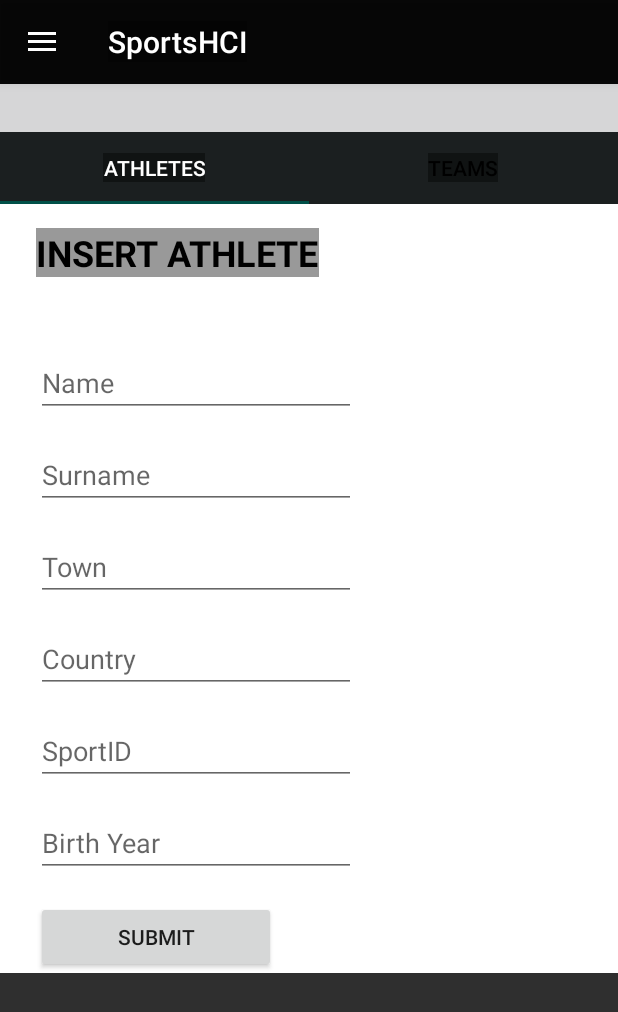
After one commit to Jorgy27/SportsHCI, an Android app: the fragment AthletesAndTeams placed in its activity, on a phone screen of 412 x 824 dp. The commit adds this screen. Shown: the top 1012 px of the screen. Run offline under Robolectric (Android 15) with nearby library versions, the phone set to English and light mode, and no system bars; our stand-ins replace Room's generated code; 2 statements that could not run were skipped.

Commit message:
Athletes and Teams UI P/L

```diff
--- /dev/null
+++ b/app/src/main/java/com/example/sportshci/Athletes/AddAthlete.java
@@ -0,0 +1,35 @@
+package com.example.sportshci.Athletes;
+
+import android.os.Bundle;
+import android.view.LayoutInflater;
+import android.view.View;
+import android.view.ViewGroup;
+import android.widget.LinearLayout;
+
+import androidx.fragment.app.Fragment;
+import androidx.recyclerview.widget.DefaultItemAnimator;
+
+import com.example.sportshci.R;
+import com.google.android.material.tabs.TabLayout;
+
+public class AddAthlete extends Fragment {
+
+    public void AddAthlete()
+    {
+
+    }
+
+    @Override
+    public void onCreate(Bundle savedInstanceState) {
+        super.onCreate(savedInstanceState);
+    }
+
+    @Override
+    public View onCreateView(LayoutInflater inflater, ViewGroup container,
+                             Bundle savedInstanceState) {
+        // Inflate the layout for this fragment
+        View view = inflater.inflate(R.layout.fragment_add_athlete, container, false);
+
+        return view;
+    }
+}
--- /dev/null
+++ b/app/src/main/java/com/example/sportshci/Athletes/AddTeam.java
@@ -0,0 +1,30 @@
+package com.example.sportshci.Athletes;
+
+import android.os.Bundle;
+
+import androidx.fragment.app.Fragment;
+
+import android.view.LayoutInflater;
+import android.view.View;
+import android.view.ViewGroup;
+
+import com.example.sportshci.R;
+
+public class AddTeam extends Fragment {
+
+    public void AddTeam()
+    {
+
+    }
+    @Override
+    public void onCreate(Bundle savedInstanceState) {
+        super.onCreate(savedInstanceState);
+    }
+
+    @Override
+    public View onCreateView(LayoutInflater inflater, ViewGroup container,
+                             Bundle savedInstanceState) {
+        // Inflate the layout for this fragment
+        return inflater.inflate(R.layout.fragment_add_team, container, false);
+    }
+}
--- /dev/null
+++ b/app/src/main/java/com/example/sportshci/Athletes/AthletesAndTeams.java
@@ -0,0 +1,71 @@
+package com.example.sportshci.Athletes;
+
+import android.app.Activity;
+import android.app.Notification;
+import android.content.res.Configuration;
+import android.os.Bundle;
+
+import androidx.annotation.NonNull;
+import androidx.fragment.app.Fragment;
+import androidx.fragment.app.FragmentManager;
+import androidx.recyclerview.widget.RecyclerView;
+import androidx.viewpager.widget.ViewPager;
+
+import android.view.LayoutInflater;
+import android.view.View;
+import android.view.ViewGroup;
+
+import com.example.sportshci.R;
+import com.google.android.material.tabs.TabItem;
+import com.google.android.material.tabs.TabLayout;
+
+public class AthletesAndTeams extends Fragment {
+
+    public AthletesAndTeams() {
+        // Required empty public constructor
+    }
+
+    @Override
+    public void onCreate(Bundle savedInstanceState) {
+        super.onCreate(savedInstanceState);
+
+    }
+
+    @Override
+    public View onCreateView(LayoutInflater inflater, ViewGroup container,
+                             Bundle savedInstanceState) {
+        View view = inflater.inflate(R.layout.fragment_athletes_and_teams, container, false);
+
+        if(getResources().getConfiguration().orientation == Configuration.ORIENTATION_PORTRAIT)
+        {
+            TabLayout tabs = view.findViewById(R.id.myTabs);
+            ViewPager viewPager = view.findViewById(R.id.viewPager);
+            ViewPagerAdapter viewPagerAdapter = new ViewPagerAdapter(getParentFragmentManager(),tabs.getTabCount());
+            viewPager.setAdapter(viewPagerAdapter);
+            tabs.addOnTabSelectedListener(new TabLayout.OnTabSelectedListener() {
+                @Override
+                public void onTabSelected(TabLayout.Tab tab) {
+                    viewPager.setCurrentItem(tab.getPosition());
+                }
+
+                @Override
+                public void onTabUnselected(TabLayout.Tab tab) {
+
+                }
+
+                @Override
+                public void onTabReselected(TabLayout.Tab tab) {
+
+                }
+            });
+        }else if(getResources().getConfiguration().orientation == Configuration.ORIENTATION_LANDSCAPE)
+        {
+            getParentFragmentManager().beginTransaction()
+                    .replace(R.id.teamContainer,new AddTeam())
+                    .replace(R.id.athleteContainer,new AddAthlete()).commit();
+
+        }
+
+        return view;
+    }
+}
--- /dev/null
+++ b/app/src/main/java/com/example/sportshci/Athletes/ViewPagerAdapter.java
@@ -0,0 +1,37 @@
+package com.example.sportshci.Athletes;
+
+import androidx.annotation.NonNull;
+import androidx.fragment.app.Fragment;
+import androidx.fragment.app.FragmentManager;
+import androidx.fragment.app.FragmentStatePagerAdapter;
+
+
+public class ViewPagerAdapter extends FragmentStatePagerAdapter {
+
+    private int numOfTabs;
+
+    public ViewPagerAdapter(@NonNull FragmentManager fm,int numOfTabs) {
+        super(fm);
+        this.numOfTabs=numOfTabs;
+    }
+
+    @NonNull
+    @Override
+    public Fragment getItem(int position) {
+        switch (position)
+        {
+            case 0:
+                return new AddAthlete();
+            case 1:
+                return new AddTeam();
+            default:
+                return null;
+        }
+    }
+
+    @Override
+    public int getCount() {
+        return numOfTabs;
+    }
+
+}
--- /dev/null
+++ b/app/src/main/res/layout-land/fragment_athletes_and_teams.xml
@@ -0,0 +1,33 @@
+<?xml version="1.0" encoding="utf-8"?>
+<androidx.constraintlayout.widget.ConstraintLayout xmlns:android="http://schemas.android.com/apk/res/android"
+    xmlns:app="http://schemas.android.com/apk/res-auto"
+    xmlns:tools="http://schemas.android.com/tools"
+    android:layout_width="match_parent"
+    android:layout_height="match_parent"
+    tools:context=".Athletes.AthletesAndTeams"
+    android:background="@color/dracula_orchid">
+
+
+    <com.google.android.material.circularreveal.CircularRevealFrameLayout
+        android:id="@+id/athleteContainer"
+        android:layout_width="0dp"
+        android:layout_height="0dp"
+        app:layout_constraintBottom_toBottomOf="parent"
+        app:layout_constraintEnd_toStartOf="@+id/teamContainer"
+        app:layout_constraintStart_toStartOf="parent"
+        app:layout_constraintTop_toTopOf="parent" />
+
+    <com.google.android.material.circularreveal.CircularRevealFrameLayout
+        android:id="@+id/teamContainer"
+        android:layout_width="0dp"
+        android:layout_height="match_parent"
+        app:layout_constraintBottom_toBottomOf="parent"
+        app:layout_constraintEnd_toEndOf="parent"
+        app:layout_constraintHorizontal_bias="1.0"
+        app:layout_constraintStart_toEndOf="@+id/athleteContainer"
+        app:layout_constraintTop_toTopOf="parent"
+        app:layout_constraintVertical_bias="0.272" />
+
+
+
+</androidx.constraintlayout.widget.ConstraintLayout>
--- /dev/null
+++ b/app/src/main/res/layout/fragment_add_athlete.xml
@@ -0,0 +1,120 @@
+<?xml version="1.0" encoding="utf-8"?>
+<androidx.constraintlayout.widget.ConstraintLayout xmlns:android="http://schemas.android.com/apk/res/android"
+    xmlns:app="http://schemas.android.com/apk/res-auto"
+    xmlns:tools="http://schemas.android.com/tools"
+    android:layout_width="match_parent"
+    android:layout_height="match_parent"
+    tools:context=".Athletes.AddAthlete">
+
+    <androidx.core.widget.NestedScrollView
+        android:layout_width="0dp"
+        android:layout_height="0dp"
+        app:layout_constraintBottom_toBottomOf="parent"
+        app:layout_constraintEnd_toEndOf="parent"
+        app:layout_constraintStart_toStartOf="parent"
+        app:layout_constraintTop_toTopOf="parent">
+
+        <LinearLayout
+            android:id="@+id/mainContainer"
+            android:layout_width="match_parent"
+            android:layout_height="match_parent"
+            android:orientation="vertical"
+            app:layout_constraintBottom_toBottomOf="parent"
+            app:layout_constraintEnd_toEndOf="parent"
+            app:layout_constraintStart_toStartOf="parent"
+            app:layout_constraintTop_toTopOf="parent"
+            android:background="@color/white">
+
+
+            <TextView
+                android:id="@+id/textView"
+                android:layout_width="wrap_content"
+                android:layout_height="wrap_content"
+                android:layout_marginStart="24dp"
+                android:layout_marginLeft="24dp"
+                android:layout_marginTop="16dp"
+                android:text="INSERT ATHLETE"
+                android:textAllCaps="true"
+                android:textColor="@color/black"
+                android:textSize="24sp"
+                android:textStyle="bold" />
+
+            <EditText
+                android:id="@+id/athleteNameTxt"
+                android:layout_width="wrap_content"
+                android:layout_height="wrap_content"
+                android:layout_marginStart="24dp"
+                android:layout_marginLeft="24dp"
+                android:layout_marginTop="48dp"
+                android:ems="10"
+                android:hint="Name"
+                android:inputType="textPersonName" />
+
+            <EditText
+                android:id="@+id/athleteSurnameTxt"
+                android:layout_width="wrap_content"
+                android:layout_height="wrap_content"
+                android:layout_marginStart="24dp"
+                android:layout_marginLeft="24dp"
+                android:layout_marginTop="16dp"
+                android:ems="10"
+                android:hint="Surname"
+                android:inputType="textPersonName" />
+
+            <EditText
+                android:id="@+id/athleteTownTxt"
+                android:layout_width="wrap_content"
+                android:layout_height="wrap_content"
+                android:layout_marginStart="24dp"
+                android:layout_marginLeft="24dp"
+                android:layout_marginTop="16dp"
+                android:ems="10"
+                android:hint="Town"
+                android:inputType="textPersonName" />
+
+            <EditText
+                android:id="@+id/athleteCountryTxt"
+                android:layout_width="wrap_content"
+                android:layout_height="wrap_content"
+                android:layout_marginStart="24dp"
+                android:layout_marginLeft="24dp"
+                android:layout_marginTop="16dp"
+                android:ems="10"
+                android:hint="Country"
+                android:inputType="textPersonName" />
+
+            <EditText
+                android:id="@+id/athleteSportIDTxt"
+                android:layout_width="wrap_content"
+                android:layout_height="wrap_content"
+                android:layout_marginStart="24dp"
+                android:layout_marginLeft="24dp"
+                android:layout_marginTop="16dp"
+                android:ems="10"
+                android:hint="SportID"
+                android:inputType="textPersonName" />
+
+            <EditText
+                android:id="@+id/athleteBirthTxt"
+                android:layout_width="wrap_content"
+                android:layout_height="wrap_content"
+                android:layout_marginStart="24dp"
+                android:layout_marginLeft="24dp"
+                android:layout_marginTop="16dp"
+                android:ems="10"
+                android:hint="Birth Year"
+                android:inputType="textPersonName" />
+
+            <Button
+                android:id="@+id/submitBtn"
+                android:layout_width="wrap_content"
+                android:layout_height="wrap_content"
+                android:layout_marginStart="24dp"
+                android:layout_marginLeft="24dp"
+                android:layout_marginTop="16dp"
+                android:ems="10"
+                android:text="Submit" />
+
+        </LinearLayout>
+    </androidx.core.widget.NestedScrollView>
+</androidx.constraintlayout.widget.ConstraintLayout>
--- /dev/null
+++ b/app/src/main/res/layout/fragment_athletes_and_teams.xml
@@ -0,0 +1,58 @@
+<?xml version="1.0" encoding="utf-8"?>
+<androidx.constraintlayout.widget.ConstraintLayout xmlns:android="http://schemas.android.com/apk/res/android"
+    xmlns:app="http://schemas.android.com/apk/res-auto"
+    xmlns:tools="http://schemas.android.com/tools"
+    android:layout_width="match_parent"
+    android:layout_height="match_parent"
+    tools:context=".Athletes.AthletesAndTeams"
+    android:background="@color/dracula_orchid">
+
+    <ImageView
+        android:id="@+id/imageView2"
+        android:layout_width="0dp"
+        android:layout_height="0dp"
+        android:adjustViewBounds="true"
+        android:scaleType="fitXY"
+        android:src="@drawable/background"
+        app:layout_constraintBottom_toBottomOf="parent"
+        app:layout_constraintEnd_toEndOf="parent"
+        app:layout_constraintStart_toStartOf="parent"
+        app:layout_constraintTop_toTopOf="parent" />
+
+    <com.google.android.material.tabs.TabLayout
+        android:id="@+id/myTabs"
+        android:layout_width="match_parent"
+        android:layout_height="wrap_content"
+        android:layout_marginTop="32dp"
+        android:background="@color/dracula_orchid"
+        app:layout_constraintEnd_toEndOf="parent"
+        app:layout_constraintHorizontal_bias="0.0"
+        app:layout_constraintStart_toStartOf="parent"
+        app:layout_constraintTop_toTopOf="@+id/imageView2"
+        app:tabSelectedTextColor="@color/white"
+        app:tabTextColor="@color/black">
+
+
+        <com.google.android.material.tabs.TabItem
+            android:id="@+id/tabAthletes"
+            android:layout_width="wrap_content"
+            android:layout_height="wrap_content"
+            android:text="Athletes" />
+
+        <com.google.android.material.tabs.TabItem
+            android:id="@+id/tabTeams"
+            android:layout_width="wrap_content"
+            android:layout_height="wrap_content"
+            android:text="Teams" />
+    </com.google.android.material.tabs.TabLayout>
+
+    <androidx.viewpager.widget.ViewPager
+        android:id="@+id/viewPager"
+        android:layout_width="0dp"
+        android:layout_height="0dp"
+        app:layout_constraintBottom_toBottomOf="parent"
+        app:layout_constraintEnd_toEndOf="parent"
+        app:layout_constraintStart_toStartOf="parent"
+        app:layout_constraintTop_toBottomOf="@+id/myTabs" />
+
+</androidx.constraintlayout.widget.ConstraintLayout>
```
Also changed, not shown: app/src/main/java/com/example/sportshci/HomeFragment.java (+3 -8 lines), app/src/main/java/com/example/sportshci/SideMenuActivity.java (+27 -5 lines), app/src/main/res/layout/fragment_add_team.xml (added, +134 -0 lines).
